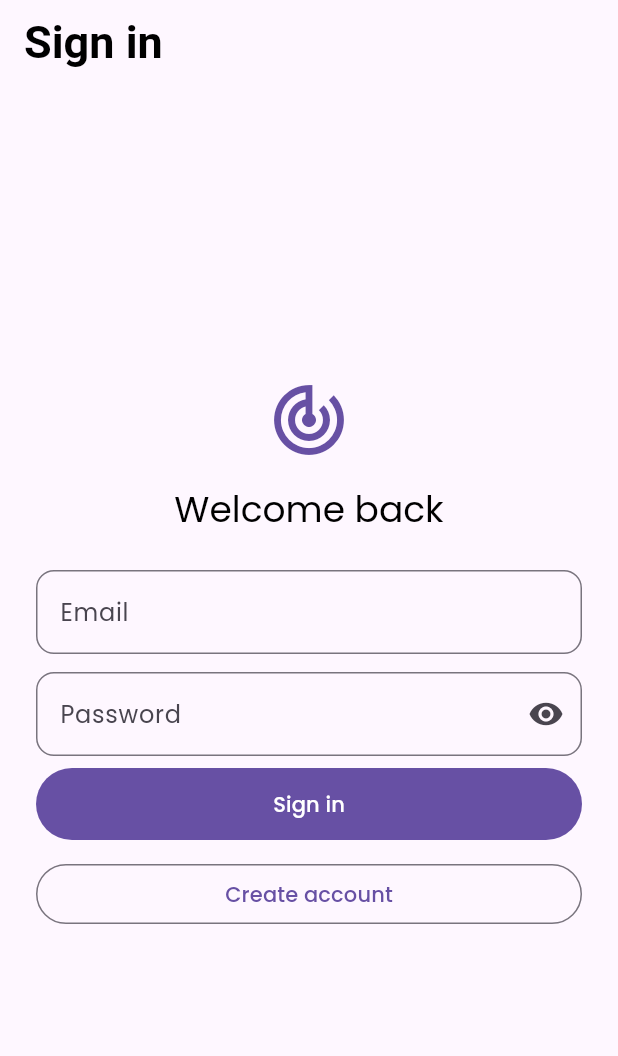
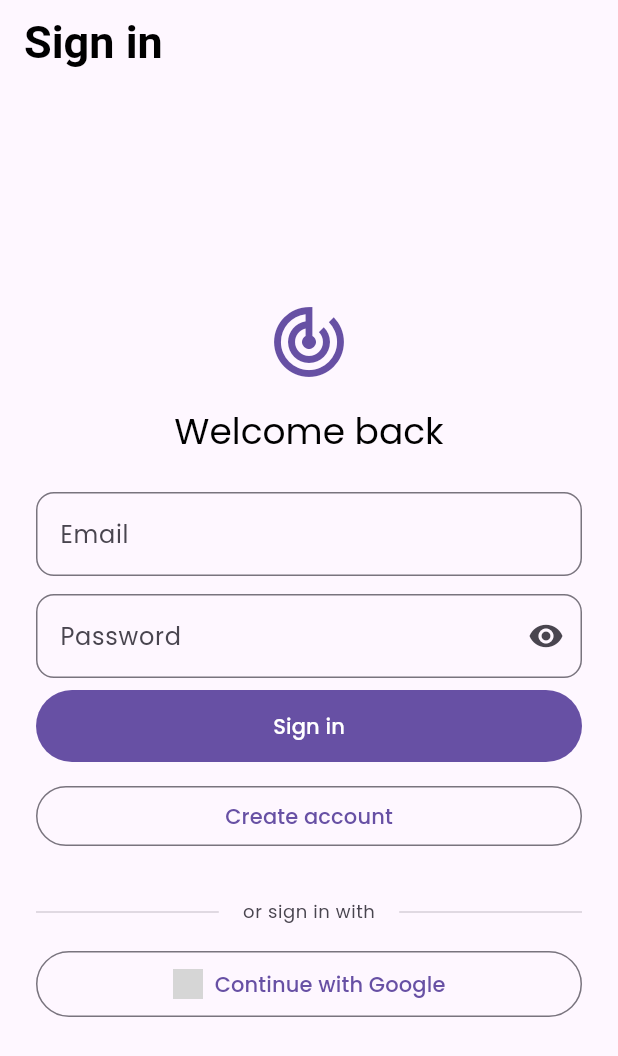
Before and after one commit to abey-joseph/track, a Flutter app: the screen it shows after launch, on a phone screen of 412 x 824 dp. Shown: the top 1056 px of the screen. Run offline on Flutter 3.47's test engine with Material 3 defaults, Android fonts, the light colour scheme and no system bars; our stand-ins replace bloc, dartz, firebase_auth, firebase_core, flutter_bloc, freezed_annotation and 8 more; accounts and stored records are empty; generated files the repository leaves out were written again; network calls fail; grey boxes are pictures that could not be loaded.

Commit message:
android build correction done

```diff
--- a/lib/features/auth/presentation/pages/login_screen.dart
+++ b/lib/features/auth/presentation/pages/login_screen.dart
@@ -266,6 +266,60 @@ class _LoginScreenState extends State<LoginScreen> {
 
                         // Feedback area
                         _StatusMessage(),
+
+                        const SizedBox(height: 24),
+
+                        // Divider with "or sign in with" text
+                        Row(
+                          children: [
+                            Expanded(
+                              child: Divider(
+                                thickness: 1,
+                                color: theme.colorScheme.outline.withValues(alpha: 0.3),
+                              ),
+                            ),
+                            Padding(
+                              padding: const EdgeInsets.symmetric(horizontal: 16),
+                              child: Text(
+                                'or sign in with',
+                                style: theme.textTheme.bodySmall?.copyWith(
+                                  color: theme.colorScheme.onSurfaceVariant,
+                                ),
+                              ),
+                            ),
+                            Expanded(
+                              child: Divider(
+                                thickness: 1,
+                                color: theme.colorScheme.outline.withValues(alpha: 0.3),
+                              ),
+                            ),
+                          ],
+                        ),
+
+                        const SizedBox(height: 16),
+
+                        // Google Sign In Button
+                        OutlinedButton.icon(
+                          onPressed: isLoading ? null : () {
+                            // TODO: Implement Google Sign In
+                          },
+                          icon: Container(
+                            width: 20,
+                            height: 20,
+                            decoration: const BoxDecoration(
+                              image: DecorationImage(
+                                image: NetworkImage(
+                                  'https://developers.google.com/identity/images/g-logo.png',
+                                ),
+                                fit: BoxFit.contain,
+                              ),
+                            ),
+                          ),
+                          label: const Text('Continue with Google'),
+                          style: OutlinedButton.styleFrom(
+                            padding: const EdgeInsets.symmetric(vertical: 12),
+                          ),
+                        ),
                       ],
                     ),
                   ),
--- a/lib/todo.dart
+++ b/lib/todo.dart
@@ -5,4 +5,5 @@ class Todo {
   // TODO: based on the category and account names, predict a icon and show it for those categories and accounts
 
   // TODO: about currency managemnent, set a default currency in users table, but as of now we dont support multiple currecy based budgeting analysing, analysing will be one currency at a time. we need to connect to internet for latest currency exchange rates to implement it
+  // check chat GPT chat for currecy implemetation
 }
```
Also changed, not shown: lib/features/expense/presentation/pages/expense_page.dart (line endings or trailing spaces), 130 other files.
